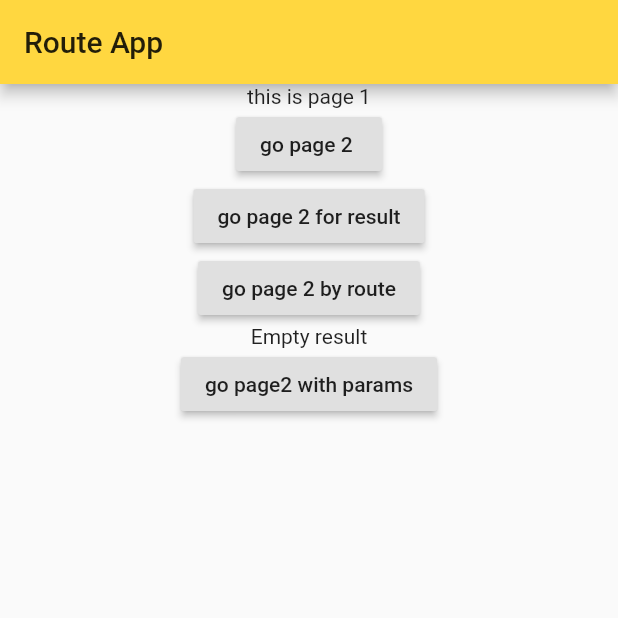
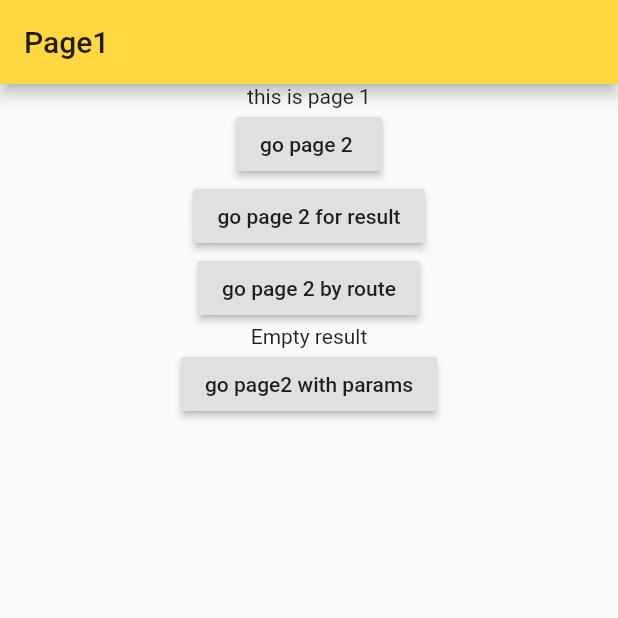
Before and after one commit to JyunTimLu/flutter-playground, a Flutter app: the screen it shows after launch, on a phone screen of 412 x 824 dp, the top half of it. Run offline on Flutter 3.47's test engine with Material 2 defaults, Android fonts, the light colour scheme and no system bars; our stand-ins replace equatable, flutter_bloc, flutter_screenutil, shared_preferences; missing offline and left inert: gradient_text.

Commit message:
initalRoute

```diff
--- a/lib/0to1/routes/main.dart
+++ b/lib/0to1/routes/main.dart
@@ -13,13 +13,9 @@ class RoutesApp extends StatelessWidget {
         primaryColor: Colors.amberAccent,
         primaryColorDark: Colors.amber,
       ),
-      home: Scaffold(
-        appBar: AppBar(
-          title: Text('Route App'),
-        ),
-        body: HomePage1(),
-      ),
+      initialRoute: '/',
       routes: {
+        '/': (context) => HomePage1(),
         'page2': (context) => Page2()
       },
     );
--- a/lib/0to1/routes/page1.dart
+++ b/lib/0to1/routes/page1.dart
@@ -13,7 +13,9 @@ class _HomePage1State extends State<HomePage1> {
 
   @override
   Widget build(BuildContext context) {
-    return Center(
+    return Scaffold(
+      appBar: AppBar(title: Text('Page1')),
+      body: Center(
         child: Column(
           children: <Widget>[
             Text('this is page 1'),
@@ -66,10 +68,13 @@ class _HomePage1State extends State<HomePage1> {
                 child: Text('go page2 with params'),
                 onPressed: () {
                   Navigator.push(context, MaterialPageRoute(builder: (context) {
-              return Page2(param: 'string param',);
+                    return Page2(
+                      param: 'string param',
+                    );
                   }));
                 })
           ],
+        ),
       ),
     );
   }
```
Also changed, not shown: 1 other file. Lines whose indentation alone changed are shown as unchanged.
